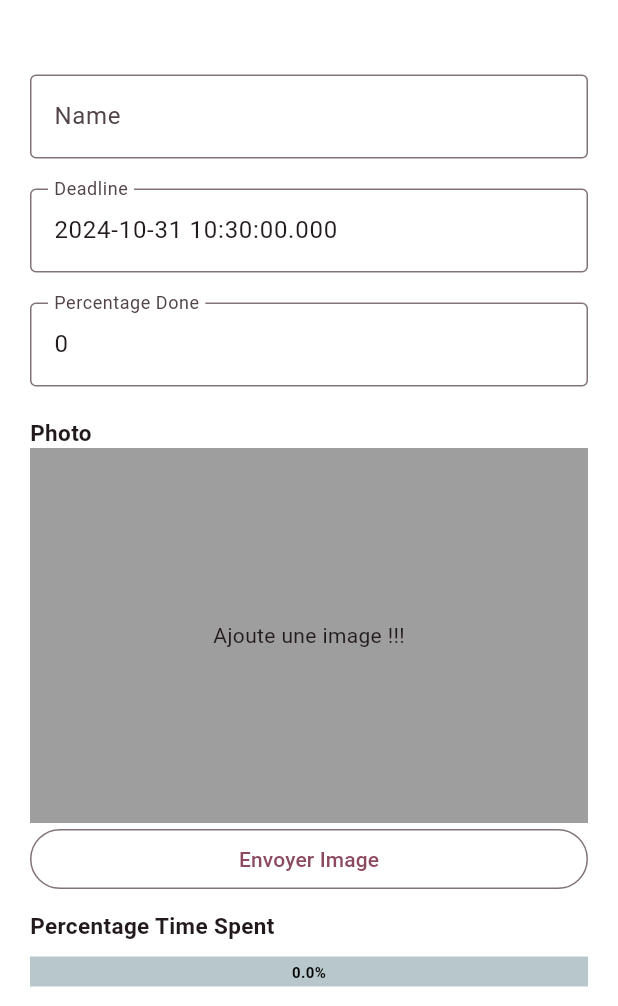
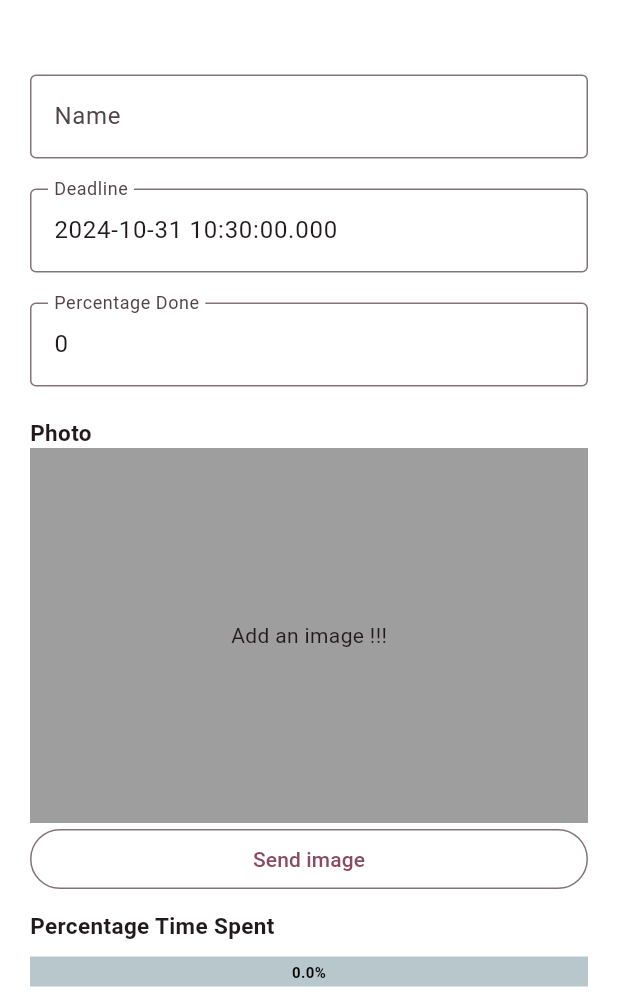
Before and after one commit to 2147037/A24-4205N6-TP1-KangSeojin, a Flutter app: the Consultation screen opened directly with empty values, on a phone screen of 412 x 824 dp, the part 230-1236 px from its top. Run offline on Flutter 3.47's test engine with Material 3 defaults, Android fonts, the phone set to English and light mode, and no system bars; drawn by our look-alikes of percent_indicator; our stand-ins replace cached_network_image, connectivity_plus, cookie_jar, dio, dio_cookie_manager, image_picker and 3 more; missing offline and left inert: dart:ffi; network calls fail.

```diff
--- a/tp/lib/l10n/intl_en.arb
+++ b/tp/lib/l10n/intl_en.arb
@@ -15,5 +15,10 @@
   "percentageDone": "Percentage Done",
   "percentageTimeSpent": "Percentage Time Spent",
   "modifier": "Edit",
-  "accueil": "Home"
+  "accueil": "Home",
+  "laConnexionNestPasActive": "The connection is not active.",
+  "lesMotsDePasseNeSeConcordentPas": "The passwords does not match.",
+  "ajouteUneImage": "Add an image !!!",
+  "envoyerImage": "Send image",
+  "tuNesToujoursPasConnect": "You are not connected cawliss"
 }
--- a/tp/lib/pages/consultation.dart
+++ b/tp/lib/pages/consultation.dart
@@ -159,7 +159,7 @@ class _ConsultationState extends State<Consultation> {
                       mainAxisAlignment: MainAxisAlignment.center,
                       children: <Widget>[
                         (imageURL == "")
-                            ? Text("Ajoute une image !!!")
+                            ? Text(S.of(context).ajouteUneImage)
                             : Container(
                           width: 200,
                           height: 200,
@@ -179,7 +179,7 @@ class _ConsultationState extends State<Consultation> {
             padding: const EdgeInsets.fromLTRB(20, 0, 20, 0),
             child: OutlinedButton(
               onPressed: sendImage,
-              child: Text("Envoyer Image"),
+              child: Text(S.of(context).envoyerImage),
             ),
           ),
           Padding(
--- a/tp/lib/pages/inscription.dart
+++ b/tp/lib/pages/inscription.dart
@@ -158,7 +158,7 @@ class _buildPortraitContainer extends StatelessWidget {
                     break;
                     case InternetStatus.disconnected:
                       final snackBar = SnackBar(
-                          content:  Text("La connexion n'est pas active.")
+                          content:  Text(S.of(context).laConnexionNestPasActive)
                       );
                       ScaffoldMessenger.of(context).showSnackBar(snackBar);
                       isConnected = false;
@@ -172,7 +172,7 @@ class _buildPortraitContainer extends StatelessWidget {
 
                 if(pwController.text !=confPwController.text){
                   final snackBar = SnackBar(
-                      content:  Text("Les mots de passe ne se concordent pas")
+                      content:  Text(S.of(context).lesMotsDePasseNeSeConcordentPas)
                   );
                   ScaffoldMessenger.of(context).showSnackBar(snackBar);
                   return;
```
Also changed, not shown: tp/lib/l10n/intl_fr_CA.arb (+6 -1 lines), tp/lib/pages/accueil.dart (+4 -7 lines), tp/lib/generated/intl/messages_en.dart, tp/lib/generated/intl/messages_fr_CA.dart, tp/lib/generated/l10n.dart.
